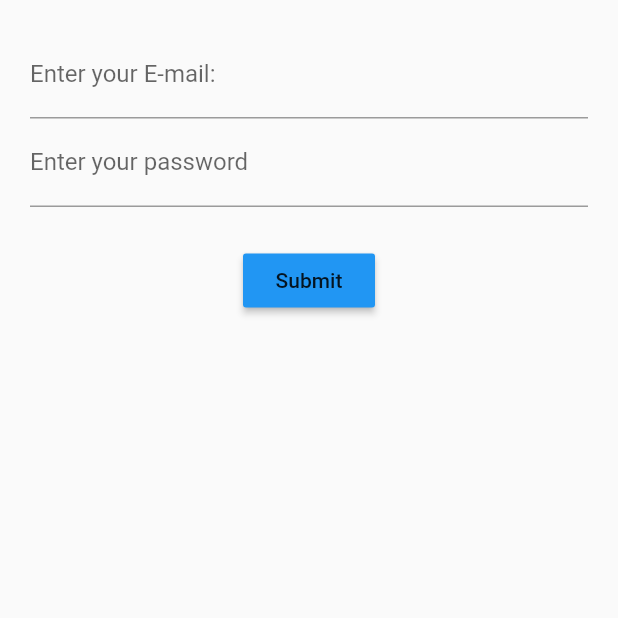
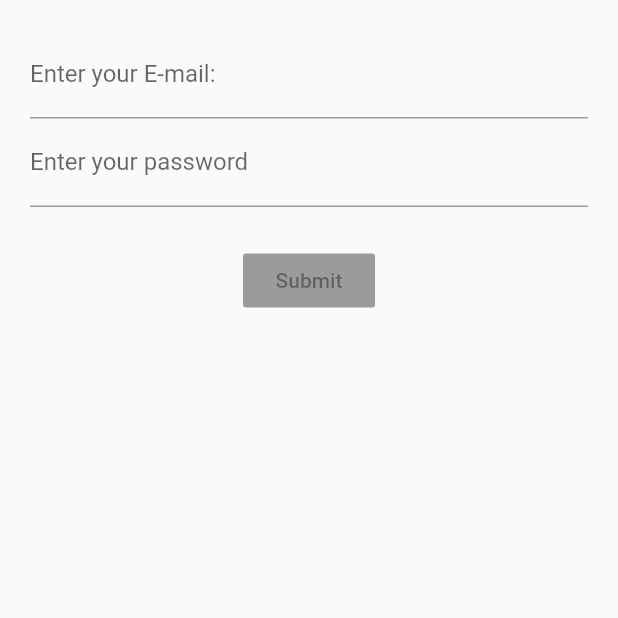
Before and after one commit to MrAnsheff/login_bloc, a Flutter app: the screen it shows after launch, on a phone screen of 412 x 824 dp, the top half of it. Run offline on Flutter 3.47's test engine with Material 2 defaults, Android fonts, the phone set to English and light mode, and no system bars; our stand-ins replace rxdart.

Commit message:
Login Screen With RxDart

```diff
--- a/lib/src/blocs/bloc.dart
+++ b/lib/src/blocs/bloc.dart
@@ -1,17 +1,28 @@
 import "dart:async";
 import "validators.dart";
+import "package:rxdart/rxdart.dart";
 
 class Bloc extends Object with Validators{
-  final _email = StreamController<String>();
-  final _password = StreamController<String>();
+  final _email = BehaviorSubject<String>();
+  final _password = BehaviorSubject<String>();
 
   // Add Stream getters
   Stream<String> get email => _email.stream.transform(validateEmail);
   Stream<String> get password => _password.stream.transform(validatePassword);
+  Stream<bool> get formValid => Observable.combineLatest2(email, password, (e, p) => true);
 
   // Change data
   Function(String) get changeEmail => _email.sink.add;
   Function(String) get changePassword => _password.sink.add;
+
+  submit(){
+    final valueEmail  = _email.value;
+    final valuePassword = _password.value;
+
+    print('email: $valueEmail');
+    print('pass: $valuePassword');
+
+  }
 
   dispose(){
     _email.close();
--- a/lib/src/screens/login_screen.dart
+++ b/lib/src/screens/login_screen.dart
@@ -13,7 +13,7 @@ class LoginScreen extends StatelessWidget {
           Container(
             margin: EdgeInsets.only(top: 25.0),
           ),
-          submitButton(),
+          submitButton(bloc),
         ],
       ),
     );
@@ -52,11 +52,15 @@ class LoginScreen extends StatelessWidget {
     );
   }
 
-  Widget submitButton() {
-    return RaisedButton(
-      child: Text('Submit'),
-      color: Colors.blue,
-      onPressed: () {},
-    );
+  Widget submitButton(bloc) {
+    return StreamBuilder(
+        stream: bloc.formValid,
+        builder: (context, snapshot) {
+          return RaisedButton(
+            child: Text('Submit'),
+            color: Colors.blue,
+            onPressed: snapshot.hasData ? () {bloc.submit();}:null,
+          );
+        });
   }
 }
```
